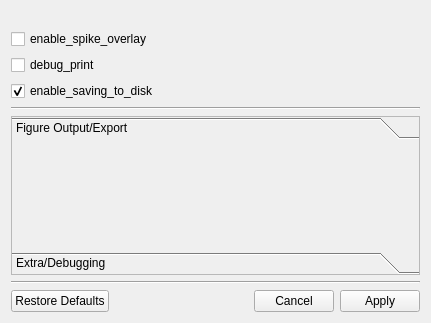
Old version of the form src/pyphoplacecellanalysis/GUI/Qt/Widgets/FigureFormatConfigControls/FigureFormatConfigControls.ui in the repository CommanderPho/pyPhoPlaceCellAnalysis.
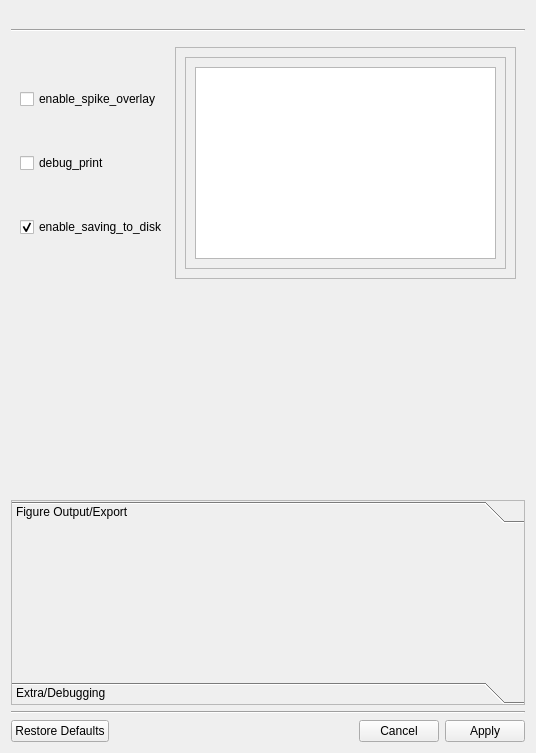
New version of the form. The open tabs and pages were chosen to show the change. Icons and pictures are not drawn. Custom widgets are drawn as their Qt base class.

The edit to the form file:
```diff
--- a/src/pyphoplacecellanalysis/GUI/Qt/Widgets/FigureFormatConfigControls/FigureFormatConfigControls.ui
+++ b/src/pyphoplacecellanalysis/GUI/Qt/Widgets/FigureFormatConfigControls/FigureFormatConfigControls.ui
@@ -6,8 +6,8 @@
    <rect>
     <x>0</x>
     <y>0</y>
-    <width>431</width>
-    <height>323</height>
+    <width>536</width>
+    <height>753</height>
    </rect>
   </property>
   <property name="windowTitle">
@@ -27,30 +27,6 @@
    <item>
     <widget class="SingleGroupOptionalMembersCtrl" name="tupleCtrl_2" native="true"/>
    </item>
-   <item>
-    <widget class="QCheckBox" name="chkEnableSpikeOverlay">
-     <property name="text">
-      <string>enable_spike_overlay</string>
-     </property>
-    </widget>
-   </item>
-   <item>
-    <widget class="QCheckBox" name="chkDebugPrint">
-     <property name="text">
-      <string>debug_print</string>
-     </property>
-    </widget>
-   </item>
-   <item>
-    <widget class="QCheckBox" name="chkEnableSavingToDisk">
-     <property name="text">
-      <string>enable_saving_to_disk</string>
-     </property>
-     <property name="checked">
-      <bool>true</bool>
-     </property>
-    </widget>
-   </item>
    <item>
     <widget class="Line" name="line">
      <property name="orientation">
@@ -58,6 +34,120 @@
      </property>
     </widget>
    </item>
+   <item>
+    <widget class="QFrame" name="horizontalFrame_2">
+     <layout class="QHBoxLayout" name="horizontalLayout_3">
+      <item>
+       <widget class="QWidget" name="horizontalWidget" native="true">
+        <layout class="QVBoxLayout" name="verticalLayout_2">
+         <property name="spacing">
+          <number>2</number>
+         </property>
+         <property name="leftMargin">
+          <number>0</number>
+         </property>
+         <property name="topMargin">
+          <number>0</number>
+         </property>
+         <property name="rightMargin">
+          <number>0</number>
+         </property>
+         <property name="bottomMargin">
+          <number>0</number>
+         </property>
+         <item>
+          <widget class="QCheckBox" name="chkEnableSpikeOverlay">
+           <property name="text">
+            <string>enable_spike_overlay</string>
+           </property>
+          </widget>
+         </item>
+         <item>
+          <widget class="QCheckBox" name="chkDebugPrint">
+           <property name="text">
+            <string>debug_print</string>
+           </property>
+          </widget>
+         </item>
+         <item>
+          <widget class="QCheckBox" name="chkEnableSavingToDisk">
+           <property name="text">
+            <string>enable_saving_to_disk</string>
+           </property>
+           <property name="checked">
+            <bool>true</bool>
+           </property>
+          </widget>
+         </item>
+        </layout>
+       </widget>
+      </item>
+      <item>
+       <widget class="QFrame" name="frame">
+        <property name="frameShape">
+         <enum>QFrame::StyledPanel</enum>
+        </property>
+        <property name="frameShadow">
+         <enum>QFrame::Raised</enum>
+        </property>
+        <layout class="QGridLayout" name="gridLayout_2">
+         <item row="0" column="0">
+          <widget class="QScrollArea" name="scrollArea">
+           <property name="widgetResizable">
+            <bool>true</bool>
+           </property>
+           <widget class="QWidget" name="scrollAreaWidgetContents">
+            <property name="geometry">
+             <rect>
+              <x>0</x>
+              <y>0</y>
+              <width>349</width>
+              <height>185</height>
+             </rect>
+            </property>
+            <layout class="QGridLayout" name="gridLayout_3">
+             <item row="0" column="0">
+              <widget class="QPlainTextEdit" name="txtEditExtraArguments">
+               <property name="toolTip">
+                <string>Extra Arguments</string>
+               </property>
+               <property name="statusTip">
+                <string>Extra Arguments</string>
+               </property>
+               <property name="plainText">
+                <string notr="true"/>
+               </property>
+               <property name="backgroundVisible">
+                <bool>false</bool>
+               </property>
+               <property name="placeholderText">
+                <string>Optional Arguments</string>
+               </property>
+              </widget>
+             </item>
+            </layout>
+           </widget>
+          </widget>
+         </item>
+        </layout>
+       </widget>
+      </item>
+     </layout>
+    </widget>
+   </item>
+   <item>
+    <spacer name="verticalSpacer">
+     <property name="orientation">
+      <enum>Qt::Vertical</enum>
+     </property>
+     <property name="sizeHint" stdset="0">
+      <size>
+       <width>20</width>
+       <height>40</height>
+      </size>
+     </property>
+    </spacer>
+   </item>
    <item>
     <widget class="QToolBox" name="toolBox">
      <property name="sizePolicy">
@@ -86,8 +176,8 @@
        <rect>
         <x>0</x>
         <y>0</y>
-        <width>411</width>
-        <height>69</height>
+        <width>516</width>
+        <height>147</height>
        </rect>
       </property>
       <property name="sizePolicy">
```
Left out of the diff: 71 changed lines with no effect on the pictures.
